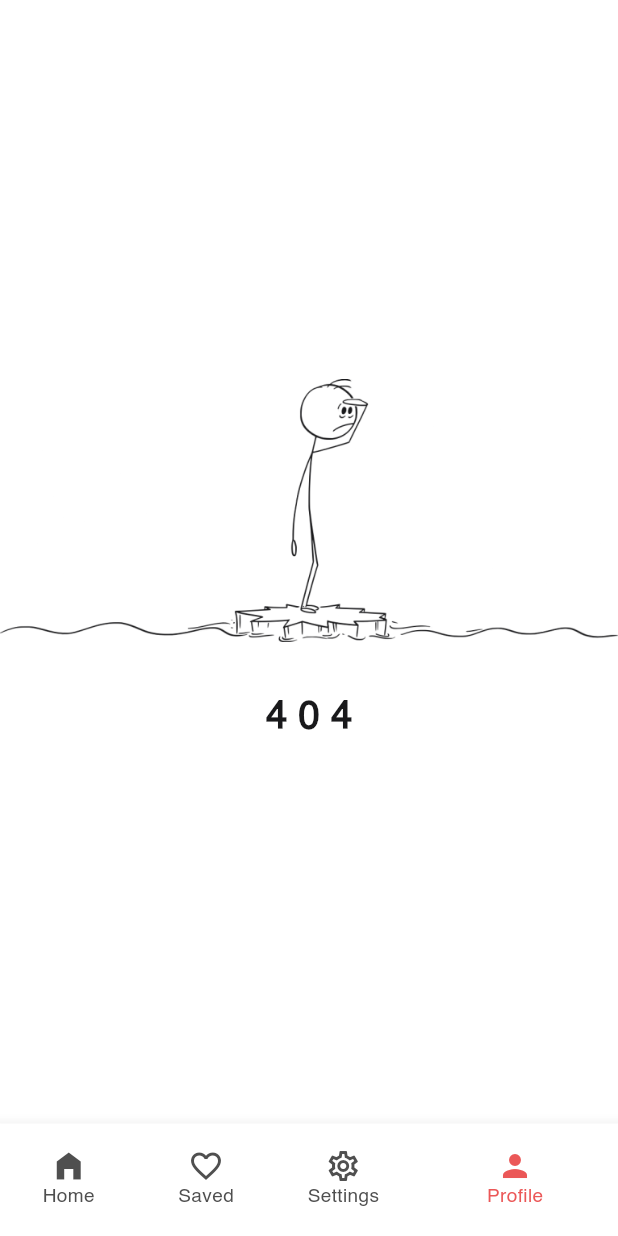
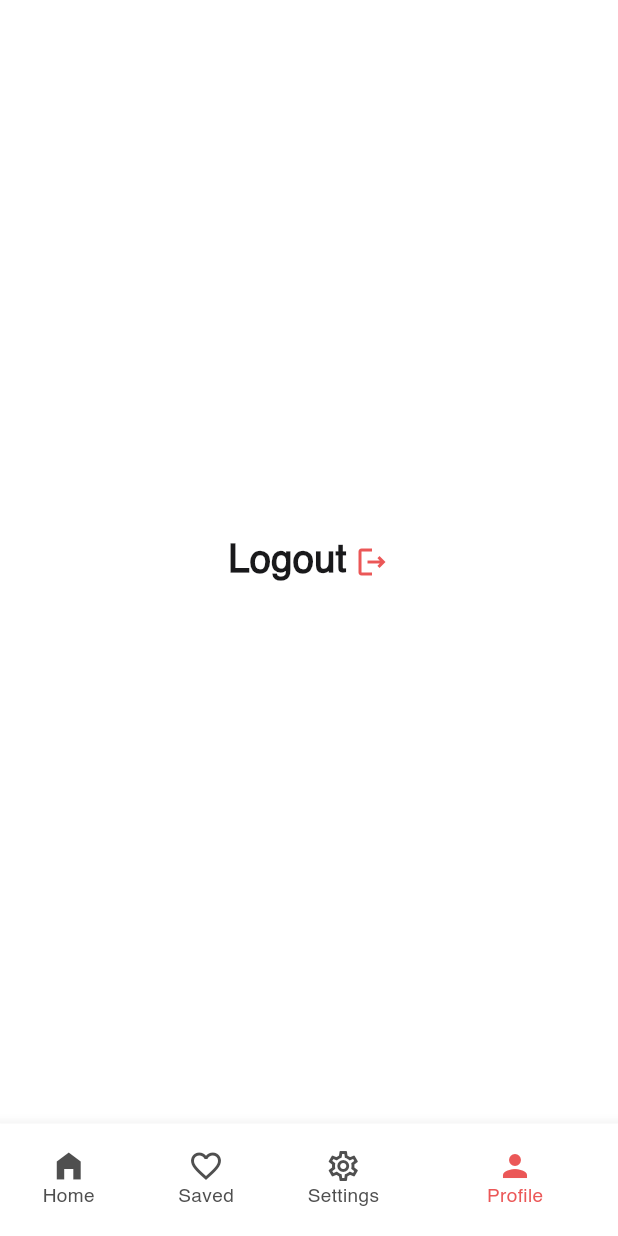
Before and after one commit to As-tra/Alpha, a Flutter app: the HomeView screen opened by its route, item 4 of the bottom bar chosen, on a phone screen of 412 x 824 dp. Run offline on Flutter 3.47's test engine with Material 3 defaults, Android fonts, the phone set to English and light mode, and no system bars; our stand-ins replace adaptive_theme, cloud_firestore, firebase_auth, firebase_core, flutter_bloc, flutter_rating_bar and 1 more; accounts and stored records are empty.

```diff
--- a/lib/bloc/Auth_bloc/auth_bloc.dart
+++ b/lib/bloc/Auth_bloc/auth_bloc.dart
@@ -14,7 +14,6 @@ class AuthBloc extends Bloc<AuthEvent, AuthState> {
   void onChange(Change<AuthState> change) {
     super.onChange(change);
     log(change.toString());
-    log(userId + " --- " + userStatus.toString());
   }
 
   AuthBloc() : super(AuthInitial()) {
--- a/lib/views/home_view.dart
+++ b/lib/views/home_view.dart
@@ -1,5 +1,6 @@
 import 'package:alpha/utils/styles.dart';
 import 'package:alpha/views/empty_view.dart';
+import 'package:alpha/views/profile_view.dart';
 import 'package:alpha/widgets/home_view_body.dart';
 import 'package:flutter/material.dart';
 
@@ -15,7 +16,7 @@ class _HomeViewState extends State<HomeView> {
     HomeViewBody(),
     EmptyView(),
     EmptyView(),
-    EmptyView(),
+    ProfileView(),
   ];
   int currentIndex = 0;
   @override
--- /dev/null
+++ b/lib/views/profile_view.dart
@@ -0,0 +1,13 @@
+import 'package:alpha/widgets/profile_view_body.dart';
+import 'package:flutter/material.dart';
+
+class ProfileView extends StatelessWidget {
+  const ProfileView({super.key});
+
+  @override
+  Widget build(BuildContext context) {
+    return const Scaffold(
+      body: ProfileViewBody(),
+    );
+  }
+}
--- /dev/null
+++ b/lib/widgets/profile_view_body.dart
@@ -0,0 +1,35 @@
+import 'package:alpha/utils/styles.dart';
+import 'package:firebase_auth/firebase_auth.dart';
+import 'package:flutter/material.dart';
+
+class ProfileViewBody extends StatelessWidget {
+  const ProfileViewBody({super.key});
+
+  @override
+  Widget build(BuildContext context) {
+    return Center(
+      child: GestureDetector(
+        onTap: () async {
+          await FirebaseAuth.instance.signOut();
+          if (context.mounted) {
+            Navigator.of(context).pop();
+          }
+        },
+        child: Row(
+          mainAxisAlignment: MainAxisAlignment.center,
+          children: [
+            Text(
+              "Logout",
+              style: Styles.styleBold24(context),
+            ),
+            const SizedBox(width: 5),
+            Icon(
+              Icons.logout_outlined,
+              color: Theme.of(context).colorScheme.primary,
+            ),
+          ],
+        ),
+      ),
+    );
+  }
+}
```
Also changed, not shown: lib/services/database.dart (+11 -0 lines), lib/widgets/admin_view_body.dart (+34 -1 lines), lib/widgets/custom_confirm_button.dart (added, +61 -0 lines), lib/widgets/user_list_view_item.dart (added, +49 -0 lines), lib/widgets/users_list_view.dart (added, +41 -0 lines).
